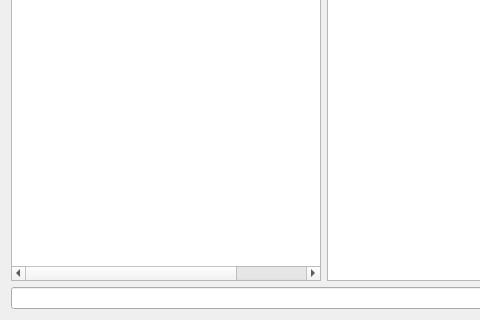
First picture: the form in dialogdevicemsg.ui, repository IvanTsantsarov/herdmind-simulator, before the edit; both pictures show x 0 to 480 and y 214 to 534 of the 647 by 534 pixel window.
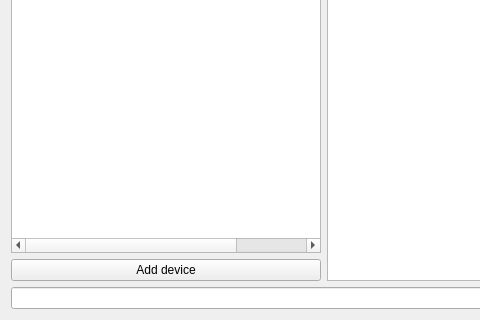
Second picture: the form after the edit. Icons and pictures are not drawn.

Commit message: Register device in Chirpstack dialog added. Not implemented.

```diff
--- a/dialogdevicemsg.ui
+++ b/dialogdevicemsg.ui
@@ -20,6 +20,8 @@
    <item>
     <layout class="QHBoxLayout" name="horizontalLayout">
      <item>
+      <layout class="QVBoxLayout" name="verticalLayout_7">
+       <item>
       <widget class="QTableWidget" name="tableDevices">
        <property name="editTriggers">
         <set>QAbstractItemView::EditTrigger::NoEditTriggers</set>
@@ -38,6 +40,35 @@
        <column/>
        <column/>
       </widget>
+       </item>
+       <item>
+        <layout class="QHBoxLayout" name="horizontalLayout_3">
+         <item>
+          <widget class="QPushButton" name="btnAddDevice">
+           <property name="toolTip">
+            <string>Add new device dialog</string>
+           </property>
+           <property name="text">
+            <string>Add device</string>
+           </property>
+           <property name="icon">
+            <iconset>
+             <normaloff>res/add.svg</normaloff>res/add.svg</iconset>
+           </property>
+           <property name="iconSize">
+            <size>
+             <width>32</width>
+             <height>32</height>
+            </size>
+           </property>
+           <property name="autoDefault">
+            <bool>false</bool>
+           </property>
+          </widget>
+         </item>
+        </layout>
+       </item>
+      </layout>
      </item>
      <item>
       <layout class="QVBoxLayout" name="verticalLayout_3">
```
Lines whose indentation alone changed are shown as unchanged. The commit also changes 14 other files.
